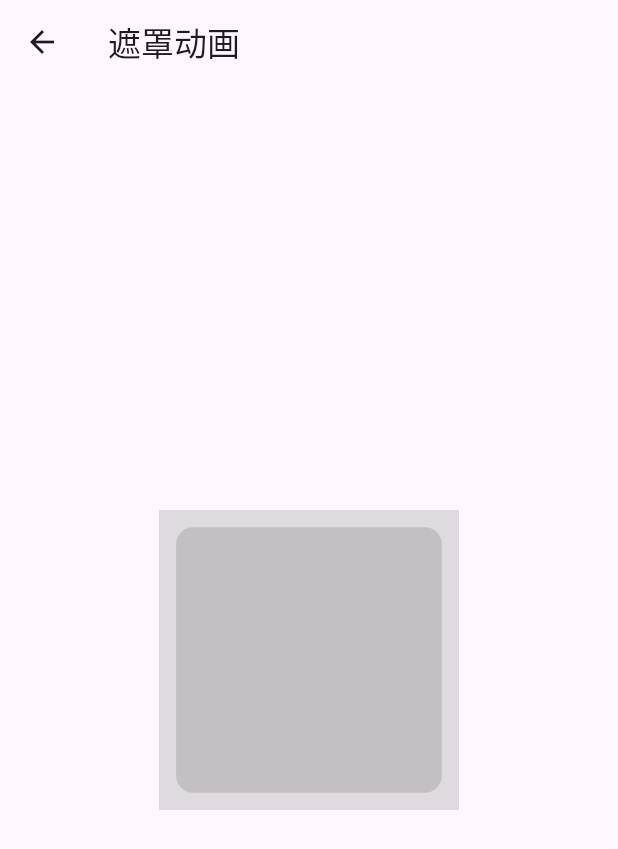
After one commit to liuyinghui0719/flutter_demo, a Flutter app: the screen it shows after launch, after a tap on "MaskAnimation", on a phone screen of 412 x 824 dp. The commit adds this screen. Shown: the top 849 px of the screen. Run offline on Flutter 3.47's test engine with Material 3 defaults, Android fonts, the phone set to English and light mode, and no system bars; network calls fail.

Commit message:
添加动画效果

```diff
--- a/lib/main.dart
+++ b/lib/main.dart
@@ -1,13 +1,69 @@
 import 'package:flutter/material.dart';
+import 'font.dart';
+import 'easing.dart';
+import 'value.dart';
+import 'mask.dart';
+import 'charts.dart';
+import 'opacity.dart';
+import 'hero.dart';
 
-void main() {
-  runApp(
-    const MaterialApp(
-      title: 'Opacity不透明度示例',
-      home: LayoutDemo(),
-    ),
-  );
+void main() => runApp(MyApp());
+
+class MyApp extends StatelessWidget {
+  @override
+  Widget build(BuildContext context) {
+    return MaterialApp(
+      title: 'Flutter动画示例',
+      theme: ThemeData(
+        primarySwatch: Colors.blue,
+      ),
+      home: Main(),
+    );
+  }
 }
+
+class Main extends StatelessWidget {
+  @override
+  Widget build(BuildContext context) {
+    List<Widget> list = [
+      FontAnimation(),
+      EasingAnimation(),
+      ValueAnimation(),
+      MaskAnimation(),
+      ChartsAnimation(),
+      OpacityAnimation(),
+      HeroAnimation(),
+    ];
+    return Scaffold(
+      appBar: AppBar(
+        title: Text('动画示例'),
+      ),
+      body: ListView(
+        children: list.map((widget) {
+          return ListTile(
+            title: Text(widget.runtimeType.toString()), // Get the type of the widget
+            onTap: () {
+              Navigator.of(context).push(
+                MaterialPageRoute(builder: (context) => widget),
+              );
+            },
+          );
+        }).toList(),
+      ),
+    );
+  }
+}
+
+
+
+// void main() {
+//   runApp(
+//     const MaterialApp(
+//       title: 'Opacity不透明度示例',
+//       home: LayoutDemo(),
+//     ),
+//   );
+// }
 
 class LayoutDemo extends StatelessWidget {
   const LayoutDemo({super.key});
--- /dev/null
+++ b/lib/mask.dart
@@ -0,0 +1,102 @@
+import 'package:flutter/material.dart';
+
+// 遮罩动画
+class MaskAnimation extends StatefulWidget {
+  @override
+  _MaskAnimationState createState() => _MaskAnimationState();
+}
+
+class _MaskAnimationState extends State<MaskAnimation> with TickerProviderStateMixin {
+  // 动画控制器
+  late AnimationController _controller;
+  // 宽高补间动画
+  late Animation<double> _sizeAnimation;
+  // 边框弧度补间动画
+  late Animation<BorderRadius?> _borderRadiusAnimation;
+
+  @override
+  void initState() {
+    super.initState();
+    // 创建动画控制器，动画时长为2秒
+    _controller = AnimationController(
+      duration: const Duration(seconds: 2),
+      vsync: this,
+    );
+
+    // 创建宽高补间动画对象，范围从50.0到200.0
+    _sizeAnimation = Tween<double>(
+      begin: 50.0,
+      end: 200.0,
+    ).animate(
+      // 设置非线性动画
+      CurvedAnimation(
+        parent: _controller,
+        curve: Curves.ease,
+      ),
+    );
+
+    // 创建边框弧度补间动画对象，范围从75.0到0.0
+    _borderRadiusAnimation = BorderRadiusTween(
+      begin: BorderRadius.circular(75.0),
+      end: BorderRadius.circular(0.0),
+    ).animate(
+      // 设置非线性动画
+      CurvedAnimation(
+        parent: _controller,
+        curve: Curves.ease,
+      ),
+    );
+
+    // 执行动画
+    _controller.forward();
+  }
+
+  @override
+  void dispose() {
+    _controller.dispose();
+    super.dispose();
+  }
+
+  @override
+  Widget build(BuildContext context) {
+    // 动画构建器
+    return AnimatedBuilder(
+      // 绑定动画控制器
+      animation: _controller,
+      builder: (BuildContext context, Widget? child) {
+        return Scaffold(
+          appBar: AppBar(
+            title: const Text('遮罩动画'),
+          ),
+          body: Center(
+            // 使用层叠布局展示两个容器
+            child: Stack(
+              children: <Widget>[
+                // 下层容器，始终固定
+                Center(
+                  child: Container(
+                    width: 200.0,
+                    height: 200.0,
+                    color: Colors.black12,
+                  ),
+                ),
+                // 上层容器，根据动画值变化
+                Center(
+                  child: Container(
+                    alignment: Alignment.bottomCenter,
+                    width: _sizeAnimation.value,
+                    height: _sizeAnimation.value,
+                    decoration: BoxDecoration(
+                      color: Colors.black12,
+                      borderRadius: _borderRadiusAnimation.value,
+                    ),
+                  ),
+                ),
+              ],
+            ),
+          ),
+        );
+      },
+    );
+  }
+}
```
Also changed, not shown: lib/charts.dart (added, +75 -0 lines), lib/easing.dart (added, +104 -0 lines), lib/font.dart (added, +74 -0 lines), lib/hero.dart (added, +55 -0 lines), lib/opacity.dart (added, +45 -0 lines), lib/value.dart (added, +60 -0 lines).
